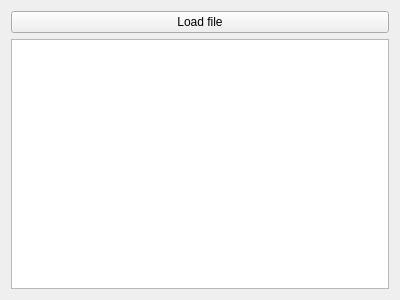
szazdenes/WeatherConditionSorter, file sorterform.ui: the form before one commit.
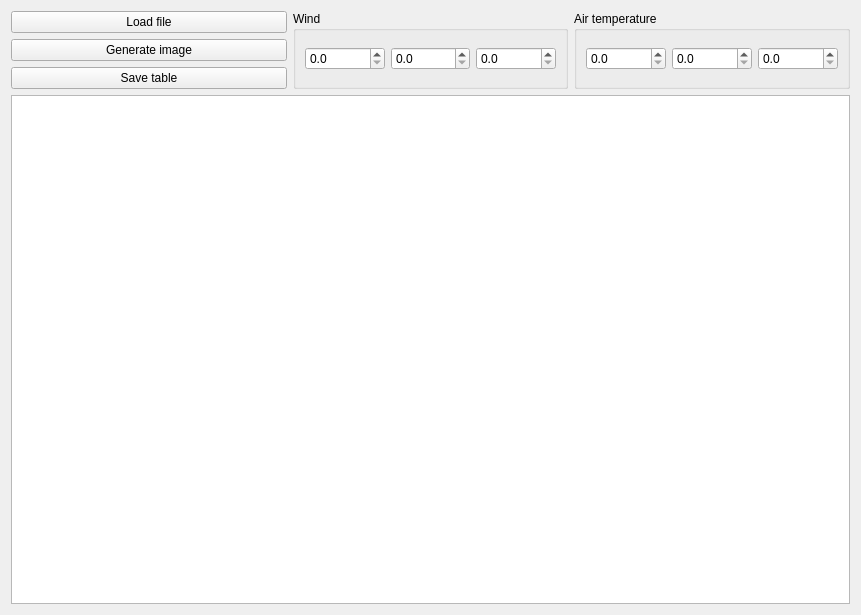
The form after the commit.

Commit message: wind and temperature conditions counted

Patch:
```diff
--- a/sorterform.ui
+++ b/sorterform.ui
@@ -6,17 +6,14 @@
    <rect>
     <x>0</x>
     <y>0</y>
-    <width>400</width>
-    <height>300</height>
+    <width>861</width>
+    <height>615</height>
    </rect>
   </property>
   <property name="windowTitle">
    <string>Form</string>
   </property>
   <layout class="QGridLayout" name="gridLayout_2">
-   <item row="1" column="0">
-    <widget class="QTableWidget" name="tableWidget"/>
-   </item>
    <item row="0" column="0">
     <widget class="QPushButton" name="pushButton">
      <property name="text">
@@ -24,6 +21,101 @@
      </property>
     </widget>
    </item>
+   <item row="3" column="0" colspan="3">
+    <widget class="QTableWidget" name="tableWidget"/>
+   </item>
+   <item row="0" column="1" rowspan="3">
+    <widget class="QGroupBox" name="groupBox">
+     <property name="title">
+      <string>Wind</string>
+     </property>
+     <layout class="QGridLayout" name="gridLayout_3">
+      <item row="0" column="1">
+       <widget class="QDoubleSpinBox" name="windMaxDoubleSpinBox">
+        <property name="accelerated">
+         <bool>true</bool>
+        </property>
+        <property name="decimals">
+         <number>1</number>
+        </property>
+       </widget>
+      </item>
+      <item row="0" column="0">
+       <widget class="QDoubleSpinBox" name="windMinDoubleSpinBox">
+        <property name="accelerated">
+         <bool>true</bool>
+        </property>
+        <property name="decimals">
+         <number>1</number>
+        </property>
+       </widget>
+      </item>
+      <item row="0" column="2">
+       <widget class="QDoubleSpinBox" name="windRangeDoubleSpinBox">
+        <property name="accelerated">
+         <bool>true</bool>
+        </property>
+        <property name="decimals">
+         <number>1</number>
+        </property>
+       </widget>
+      </item>
+     </layout>
+    </widget>
+   </item>
+   <item row="0" column="2" rowspan="3">
+    <widget class="QGroupBox" name="groupBox_2">
+     <property name="title">
+      <string>Air temperature</string>
+     </property>
+     <layout class="QGridLayout" name="gridLayout_4">
+      <item row="0" column="1">
+       <widget class="QDoubleSpinBox" name="tempMaxDoubleSpinBox">
+        <property name="accelerated">
+         <bool>true</bool>
+        </property>
+        <property name="decimals">
+         <number>1</number>
+        </property>
+       </widget>
+      </item>
+      <item row="0" column="2">
+       <widget class="QDoubleSpinBox" name="tempRangeDoubleSpinBox">
+        <property name="accelerated">
+         <bool>true</bool>
+        </property>
+        <property name="decimals">
+         <number>1</number>
+        </property>
+       </widget>
+      </item>
+      <item row="0" column="0">
+       <widget class="QDoubleSpinBox" name="tempMinDoubleSpinBox">
+        <property name="accelerated">
+         <bool>true</bool>
+        </property>
+        <property name="decimals">
+         <number>1</number>
+        </property>
+       </widget>
+      </item>
+     </layout>
+    </widget>
+   </item>
+   <item row="2" column="0">
+    <widget class="QPushButton" name="pushButton_2">
+     <property name="text">
+      <string>Save table</string>
+     </property>
+    </widget>
+   </item>
+   <item row="1" column="0">
+    <widget class="QPushButton" name="pushButton_3">
+     <property name="text">
+      <string>Generate image</string>
+     </property>
+    </widget>
+   </item>
   </layout>
  </widget>
  <resources/>
```
The commit also changes 2 other files.
